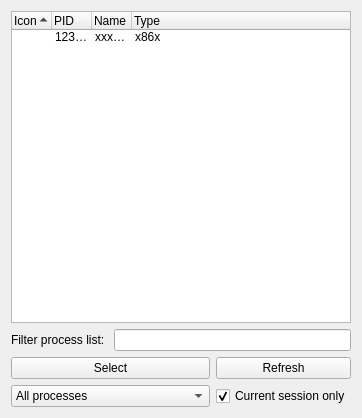
Above: _gui_injector/GuiProcess.ui from ibrahim-elsakka/_gui_injector before the change. Below: the same form after it.
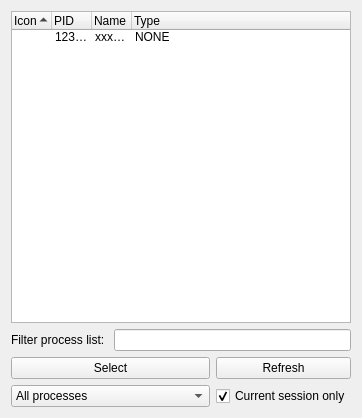
That is the form after the change. Icons and pictures are not drawn.

```diff
--- a/_gui_injector/GuiProcess.ui
+++ b/_gui_injector/GuiProcess.ui
@@ -96,10 +96,10 @@
          <string>123456</string>
         </property>
         <property name="text">
-         <string>xxxxxxxxxxxxxxxxxxxxxxxxx</string>
+         <string>xxxxxxxxxxxxxxxxxxxxxxx</string>
         </property>
         <property name="text">
-         <string>x86x</string>
+         <string>NONE</string>
         </property>
        </item>
       </widget>
```
Left out of the diff: 6 changed lines with no effect on the pictures.
